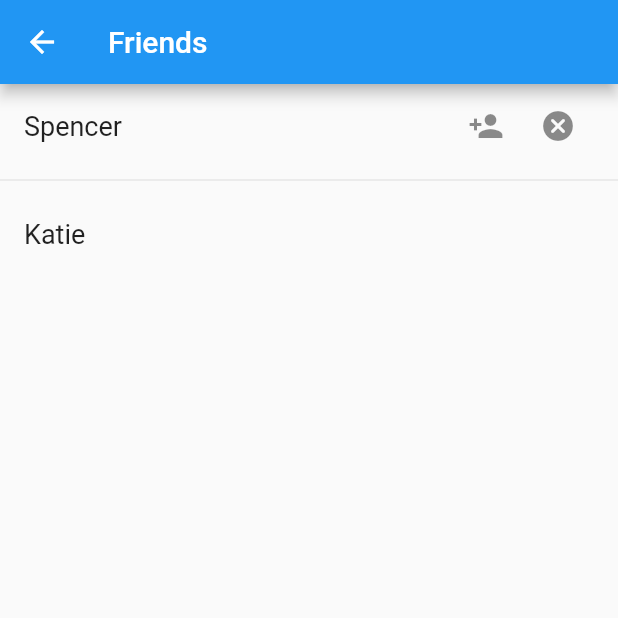
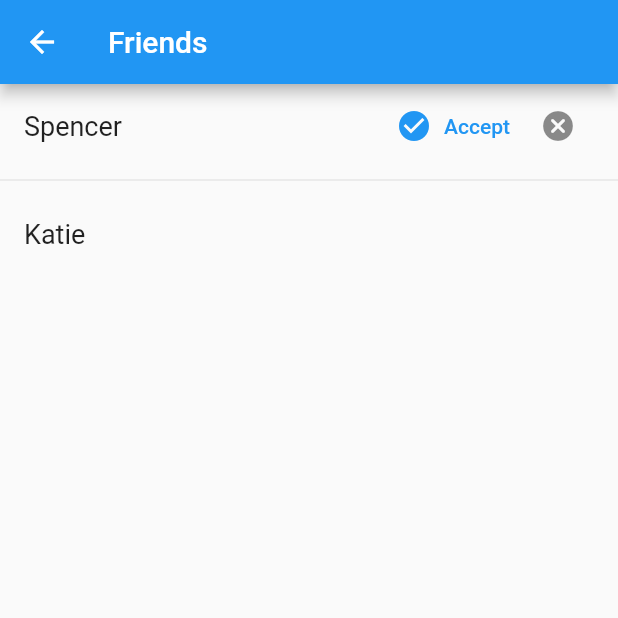
Before and after one commit to sstream17/chat-2, a Flutter app: the FriendsScreen screen opened by its route, on a phone screen of 412 x 824 dp, the top half of it. Run offline on Flutter 3.47's test engine with Material 2 defaults, Android fonts, the phone set to English and light mode, and no system bars; our stand-ins replace firebase_auth, firebase_core, firebase_messaging, flutter_local_notifications, flutter_riverpod; accounts and stored records are empty.

Commit message:
Adding text to the friend request accept button

```diff
--- a/client/lib/screens/friends.dart
+++ b/client/lib/screens/friends.dart
@@ -60,9 +60,10 @@ class _FriendsBody extends ConsumerWidget {
           ? Row(
               mainAxisSize: MainAxisSize.min,
               children: [
-                IconButton(
+                TextButton.icon(
+                  label: const Text("Accept"),
                   onPressed: () {},
-                  icon: const Icon(Icons.person_add),
+                  icon: const Icon(Icons.check_circle),
                 ),
                 IconButton(
                   onPressed: () {},
```
